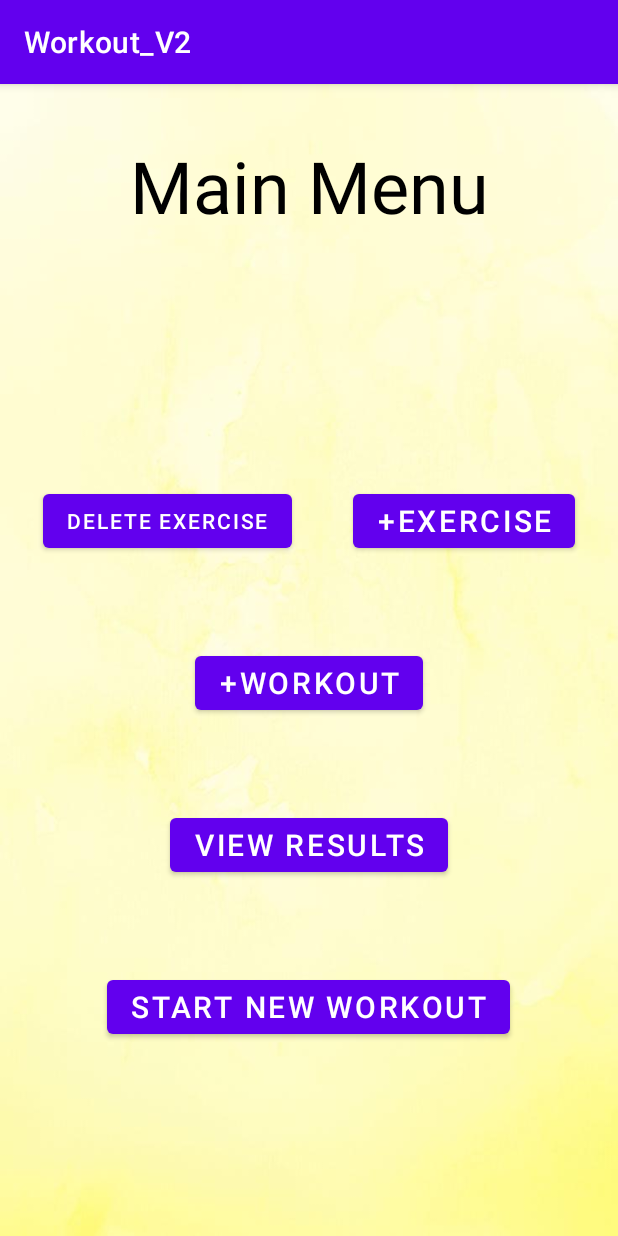
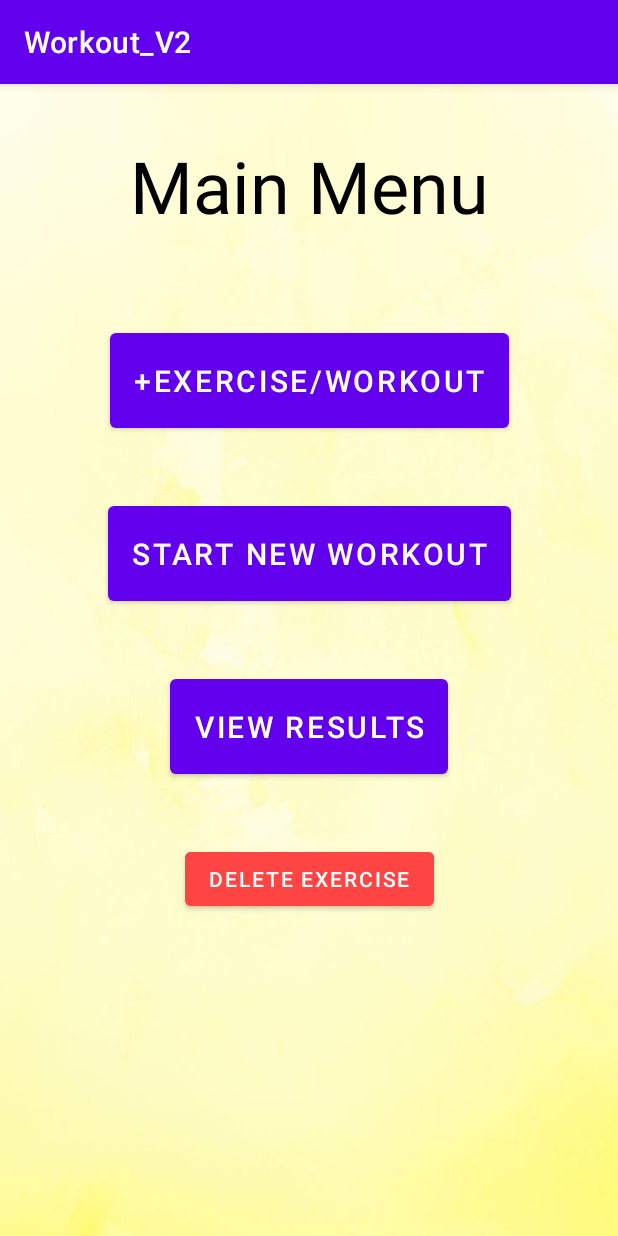
Before and after one commit to JPGregg/Workout-App, an Android app: the HomeActivity screen opened directly, with no data from a screen before it, on a phone screen of 412 x 824 dp. Run offline under Robolectric (Android 15) with nearby library versions, the phone set to English and light mode, and no system bars.

Commit message:
Last commit before code review work

```diff
--- a/app/src/main/res/layout/activity_home.xml
+++ b/app/src/main/res/layout/activity_home.xml
@@ -6,14 +6,67 @@
     android:layout_height="match_parent"
     tools:context=".HomeActivity">
 
+    <Button
+        android:id="@+id/homeButtonExercise"
+        android:layout_width="wrap_content"
+        android:layout_height="75dp"
+        android:layout_marginTop="60dp"
+        android:onClick="homeExerciseClick"
+        android:text="+Exercise/Workout"
+        android:textSize="20sp"
+        app:layout_constraintEnd_toEndOf="parent"
+        app:layout_constraintHorizontal_bias="0.5"
+        app:layout_constraintStart_toStartOf="parent"
+        app:layout_constraintTop_toBottomOf="@+id/tempHomeTitle" />
+
+    <Button
+        android:id="@+id/homeButtonStart"
+        android:layout_width="wrap_content"
+        android:layout_height="75dp"
+        android:layout_marginTop="40dp"
+        android:onClick="homeStartClick"
+        android:text="Start New Workout"
+        android:textSize="20sp"
+        app:layout_constraintEnd_toEndOf="parent"
+        app:layout_constraintHorizontal_bias="0.5"
+        app:layout_constraintStart_toStartOf="parent"
+        app:layout_constraintTop_toBottomOf="@+id/homeButtonExercise" />
+
+    <Button
+        android:id="@+id/homeButtonResults"
+        android:layout_width="wrap_content"
+        android:layout_height="75dp"
+        android:layout_marginTop="40dp"
+        android:onClick="homeResultsClick"
+        android:text="View Results"
+        android:textSize="20sp"
+        app:layout_constraintEnd_toEndOf="parent"
+        app:layout_constraintHorizontal_bias="0.5"
+        app:layout_constraintStart_toStartOf="parent"
+        app:layout_constraintTop_toBottomOf="@+id/homeButtonStart" />
+
+    <Button
+        android:id="@+id/buttonDelete"
+        android:layout_width="wrap_content"
+        android:layout_height="wrap_content"
+        android:layout_marginTop="40dp"
+        android:backgroundTint="@android:color/holo_red_light"
+        android:onClick="homeDeleteClick"
+        android:text="Delete Exercise"
+        android:textSize="14sp"
+        app:layout_constraintEnd_toEndOf="parent"
+        app:layout_constraintHorizontal_bias="0.5"
+        app:layout_constraintStart_toStartOf="parent"
+        app:layout_constraintTop_toBottomOf="@+id/homeButtonResults" />
+
     <ImageView
         android:id="@+id/imageView8"
         android:layout_width="wrap_content"
         android:layout_height="wrap_content"
         android:scaleType="fitXY"
-        app:srcCompat="@drawable/background_y"
-        tools:layout_editor_absoluteX="0dp"
-        tools:layout_editor_absoluteY="0dp" />
+        app:layout_constraintStart_toStartOf="parent"
+        app:layout_constraintTop_toTopOf="parent"
+        app:srcCompat="@drawable/background_y" />
 
     <TextView
         android:id="@+id/tempHomeTitle"
@@ -29,6 +82,7 @@
         app:layout_constraintTop_toTopOf="parent" />
 
     <androidx.constraintlayout.widget.ConstraintLayout
+        android:id="@+id/constraintLayout"
         android:layout_width="409dp"
         android:layout_height="425dp"
         android:layout_marginBottom="40dp"
@@ -41,67 +95,18 @@
         app:layout_constraintTop_toBottomOf="@+id/tempHomeTitle">
 
         <Button
-            android:id="@+id/homeButtonExercise"
-            android:layout_width="wrap_content"
-            android:layout_height="wrap_content"
-            android:layout_marginTop="6dp"
-            android:onClick="homeExerciseClick"
-            android:text="+Exercise"
-            android:textSize="20sp"
-            app:layout_constraintEnd_toEndOf="parent"
-            app:layout_constraintHorizontal_bias="0.5"
-            app:layout_constraintStart_toEndOf="@+id/buttonDelete"
-            app:layout_constraintTop_toTopOf="parent" />
-
-        <Button
-            android:id="@+id/homeButtonStart"
-            android:layout_width="wrap_content"
-            android:layout_height="wrap_content"
-            android:layout_marginTop="60dp"
-            android:onClick="homeStartClick"
-            android:text="Start New Workout"
-            android:textSize="20sp"
-            app:layout_constraintEnd_toEndOf="parent"
-            app:layout_constraintHorizontal_bias="0.497"
-            app:layout_constraintStart_toStartOf="parent"
-            app:layout_constraintTop_toBottomOf="@+id/homeButtonResults" />
-
-        <Button
-            android:id="@+id/homeButtonResults"
-            android:layout_width="wrap_content"
-            android:layout_height="wrap_content"
-            android:layout_marginTop="60dp"
-            android:onClick="homeResultsClick"
-            android:text="View Results"
-            android:textSize="20sp"
-            app:layout_constraintEnd_toEndOf="parent"
-            app:layout_constraintStart_toStartOf="parent"
-            app:layout_constraintTop_toBottomOf="@+id/homeButtonWorkout" />
-
-        <Button
             android:id="@+id/homeButtonWorkout"
             android:layout_width="wrap_content"
             android:layout_height="wrap_content"
-            android:layout_marginTop="60dp"
+            android:layout_marginTop="114dp"
             android:onClick="homeWorkoutClick"
             android:text="+Workout"
             android:textSize="20sp"
+            android:visibility="invisible"
             app:layout_constraintEnd_toEndOf="parent"
             app:layout_constraintStart_toStartOf="parent"
-            app:layout_constraintTop_toBottomOf="@+id/homeButtonExercise" />
+            app:layout_constraintTop_toTopOf="parent" />
 
-        <Button
-            android:id="@+id/buttonDelete"
-            android:layout_width="wrap_content"
-            android:layout_height="wrap_content"
-            android:layout_marginEnd="14dp"
-            android:layout_marginTop="6dp"
-            android:onClick="homeDeleteClick"
-            android:text="Delete Exercise"
-            app:layout_constraintEnd_toStartOf="@+id/homeButtonExercise"
-            app:layout_constraintHorizontal_bias="0.5"
-            app:layout_constraintStart_toStartOf="parent"
-            app:layout_constraintTop_toTopOf="parent" />
     </androidx.constraintlayout.widget.ConstraintLayout>
 
 </androidx.constraintlayout.widget.ConstraintLayout>
--- a/app/src/main/res/layout/activity_result_selection.xml
+++ b/app/src/main/res/layout/activity_result_selection.xml
@@ -23,7 +23,7 @@
         android:layout_width="wrap_content"
         android:layout_height="wrap_content"
         android:layout_marginBottom="2dp"
-        android:layout_marginTop="100dp"
+        android:layout_marginTop="130dp"
         android:gravity="center"
         android:text="@string/choose_exercise_to_view_results"
         android:textColor="@color/black"
```
Also changed, not shown: app/src/main/java/com/example/workout_v2/ResultViewActivity.java (+53 -17 lines), app/src/main/res/layout/activity_result_view.xml (+5 -3 lines), app/src/main/res/layout/activity_workout_start.xml (+9 -9 lines), app/src/main/res/drawable/graph.png.
